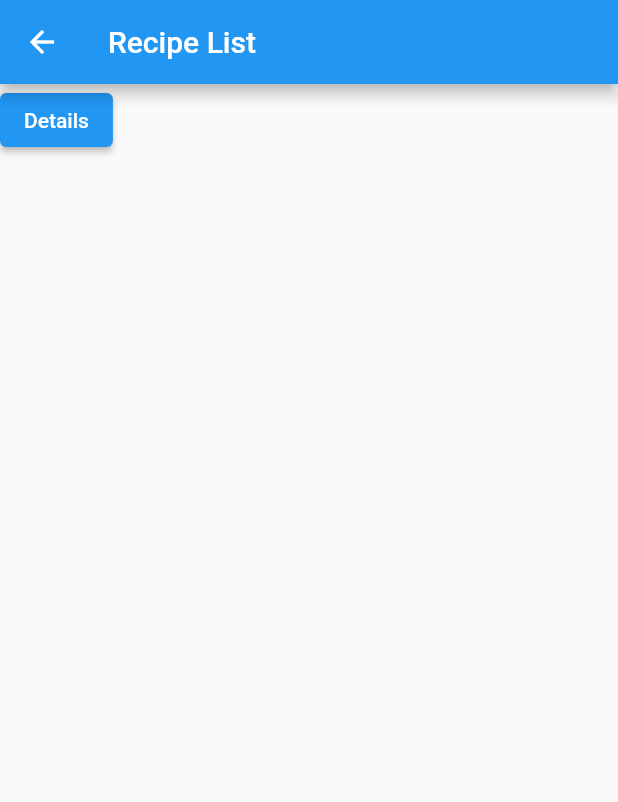
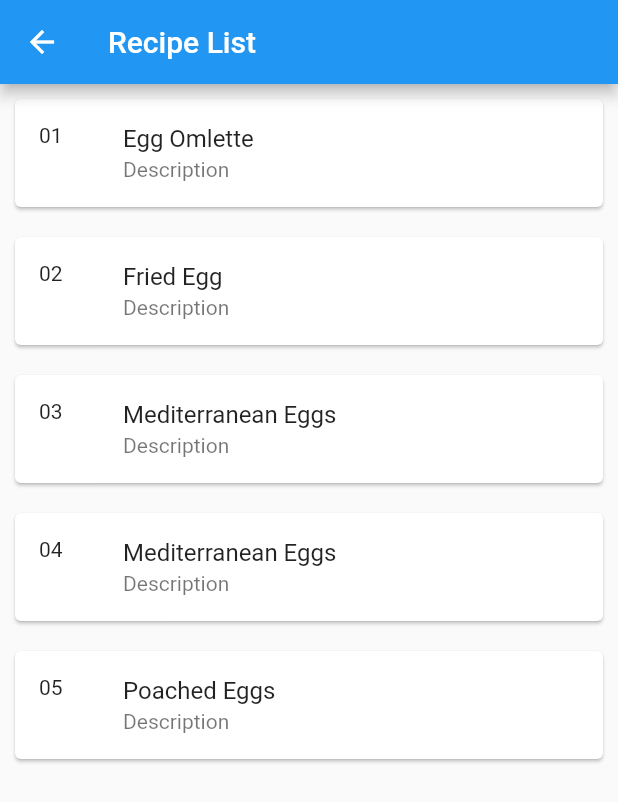
Before and after one commit to tarina-r/what-to-cook, a Flutter app: the screen it shows after launch, after a tap on "Search", on a phone screen of 412 x 824 dp. Shown: the top 802 px of the screen. Run offline on Flutter 3.47's test engine with Material 2 defaults, Android fonts, the phone set to English and light mode, and no system bars.

Commit message:
json to object conversion

```diff
--- /dev/null
+++ b/assets/sample.json
@@ -0,0 +1,29 @@
+{
+  "items": [
+    {
+      "id": "01",
+      "name" : "Egg Omlette",
+      "description" : "Description"
+    },
+    {
+      "id": "02",
+      "name" : "Fried Egg",
+      "description" : "Description"
+    },
+    {
+      "id": "03",
+      "name" : "Mediterranean Eggs",
+      "description" : "Description"
+    },
+    {
+      "id": "04",
+      "name" : "Mediterranean Eggs",
+      "description" : "Description"
+    },
+    {
+      "id": "05",
+      "name" : "Poached Eggs",
+      "description" : "Description"
+    }
+  ]
+}
--- /dev/null
+++ b/lib/model/recipe.model.dart
@@ -0,0 +1,44 @@
+class Recipe {
+  List<Items>? items;
+
+  Recipe({this.items});
+
+  Recipe.fromJson(Map<String, dynamic> json) {
+    if (json['items'] != null) {
+      items = <Items>[];
+      json['items'].forEach((v) {
+        items!.add(new Items.fromJson(v));
+      });
+    }
+  }
+
+  Map<String, dynamic> toJson() {
+    final Map<String, dynamic> data = new Map<String, dynamic>();
+    if (this.items != null) {
+      data['items'] = this.items!.map((v) => v.toJson()).toList();
+    }
+    return data;
+  }
+}
+
+class Items {
+  late String id;
+  late String name;
+  late String description;
+
+  Items({required this.id, required this.name, required this.description});
+
+  Items.fromJson(Map<String, dynamic> json) {
+    id = json['id'];
+    name = json['name'];
+    description = json['description'];
+  }
+
+  Map<String, dynamic> toJson() {
+    final Map<String, dynamic> data = new Map<String, dynamic>();
+    data['id'] = this.id;
+    data['name'] = this.name;
+    data['description'] = this.description;
+    return data;
+  }
+}
--- a/lib/screen/recipe_list_screen.dart
+++ b/lib/screen/recipe_list_screen.dart
@@ -1,5 +1,9 @@
+import 'dart:convert';
+
+import 'package:cook/model/recipe.model.dart';
 import 'package:cook/screen/recipe_details_screen.dart';
 import 'package:flutter/material.dart';
+import 'package:flutter/services.dart';
 
 class RecipeListScreen extends StatefulWidget {
   const RecipeListScreen({Key? key}) : super(key: key);
@@ -9,16 +13,62 @@ class RecipeListScreen extends StatefulWidget {
 }
 
 class _RecipeListScreenState extends State<RecipeListScreen> {
-  navigate(BuildContext context){
+  Recipe _recipe = new Recipe();
+
+  @override
+  initState() {
+    readJson();
+    super.initState();
+  }
+
+  Future<void> readJson() async {
+    final String response = await rootBundle.loadString('assets/sample.json');
+    final data = await json.decode(response);
+    setState(() {
+      // items = data["items"];
+      // _recipe = data;
+      _recipe = Recipe.fromJson(data);
+    });
+  }
+
+  navigate(BuildContext context) {
     Navigator.push(context, MaterialPageRoute(builder: (context) => const RecipeListDetailsScreen()));
   }
 
   @override
   Widget build(BuildContext context) {
+    List<Items> items = _recipe.items ?? [];
+
     return Scaffold(
       appBar: AppBar(title: const Text("Recipe List")),
       body: Container(
-        child: ElevatedButton(onPressed: () => navigate(context),child: const Text("Details"),),
+        child: Column(
+          children: [
+            //ElevatedButton(
+            //onPressed: () => navigate(context),
+            //child: const Text("Details"),
+            //),
+            //ElevatedButton(onPressed: readJson, child: const Text('Load Data')),
+            items.isNotEmpty
+                ? Expanded(
+                    child: ListView.builder(
+                      itemCount: items.length,
+                      itemBuilder: (context, index) {
+                        return Card(
+                          margin: const EdgeInsets.all(10),
+                          child: ListTile(
+                            leading: Text(items[index].id),
+                            title: Text(items[index].name),
+                            subtitle: Text(items[index].description),
+                            onTap: () => navigate(context),
+                          ),
+                        );
+                      },
+                    ),
+                  )
+                : Container()
+          ],
+        ),
       ),
     );
   }
--- a/pubspec.yaml
+++ b/pubspec.yaml
@@ -57,6 +57,9 @@ flutter:
   # the material Icons class.
   uses-material-design: true
 
+  assets:
+    - assets/sample.json
+
   # To add assets to your application, add an assets section, like this:
   # assets:
   #   - images/a_dot_burr.jpeg
```
